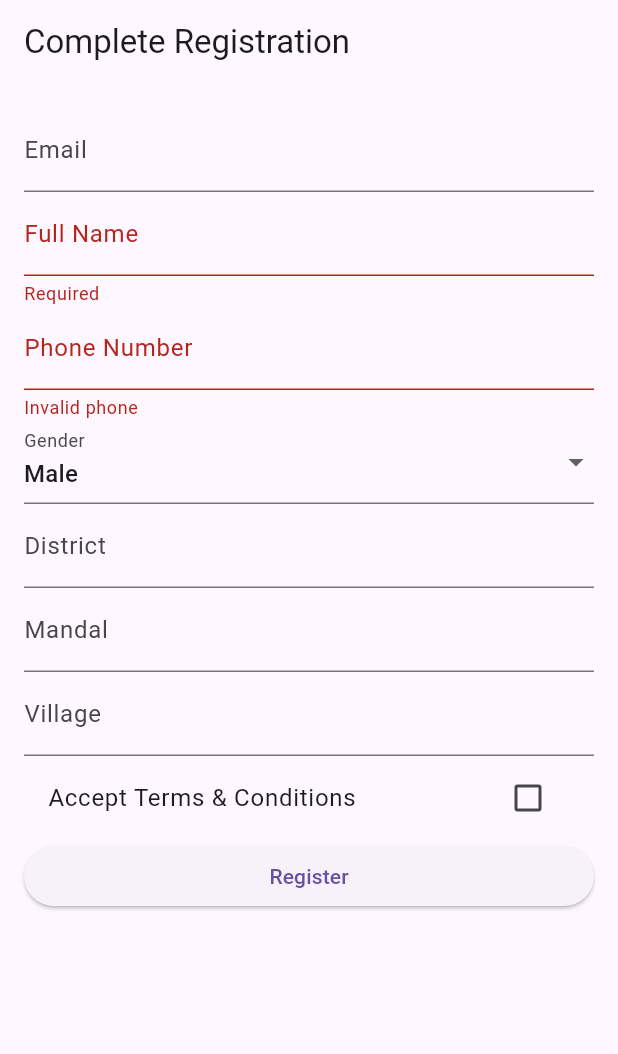
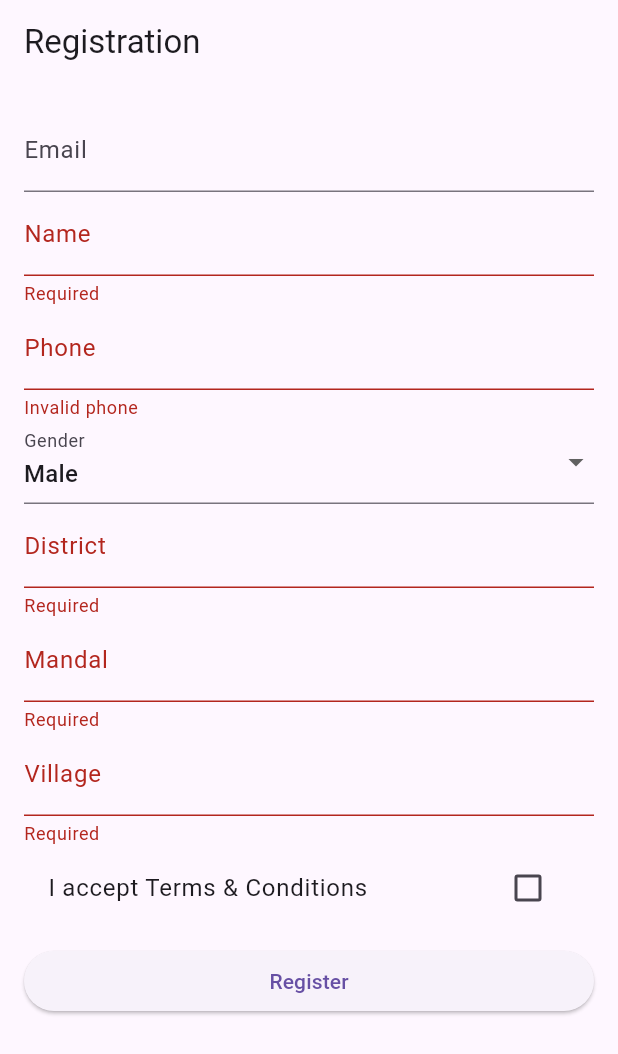
Before and after one commit to Arunkumar45678/ase-flutter-clean, a Flutter app: the RegistrationScreen screen opened directly with empty values, after a tap on "Register", on a phone screen of 412 x 824 dp. Shown: the top 1054 px of the screen. Run offline on Flutter 3.47's test engine with Material 3 defaults, Android fonts, the light colour scheme and no system bars; our stand-ins replace firebase_auth, firebase_core; accounts and stored records are empty.

```diff
--- a/ase_flutter_clean/lib/screens/registration_screen.dart
+++ b/ase_flutter_clean/lib/screens/registration_screen.dart
@@ -1,10 +1,10 @@
 import 'package:flutter/material.dart';
+import '../models/user_model.dart';
 import '../services/api_service.dart';
-import '../models/user_model.dart';
+import 'home_screen.dart';
 
 class RegistrationScreen extends StatefulWidget {
-  final String email; // from Firebase login
-
+  final String email;
   const RegistrationScreen({super.key, required this.email});
 
   @override
@@ -14,48 +14,72 @@ class RegistrationScreen extends StatefulWidget {
 class _RegistrationScreenState extends State<RegistrationScreen> {
   final _formKey = GlobalKey<FormState>();
 
-  final nameCtrl = TextEditingController();
-  final phoneCtrl = TextEditingController();
-
+  String name = "";
+  String phone = "";
   String gender = "Male";
   String district = "";
   String mandal = "";
   String village = "";
+  bool agreed = false;
+  bool loading = false;
 
-  bool accepted = false;
-  bool loading = false;
+  Future<void> submit() async {
+    if (!_formKey.currentState!.validate() || !agreed) return;
+
+    setState(() => loading = true);
+
+    UserModel user = UserModel(
+      email: widget.email,
+      name: name,
+      phone: phone,
+      gender: gender,
+      district: district,
+      mandal: mandal,
+      village: village,
+    );
+
+    bool success = await ApiService.registerUser(user);
+
+    setState(() => loading = false);
+
+    if (success && context.mounted) {
+      Navigator.pushReplacement(
+        context,
+        MaterialPageRoute(builder: (_) => HomeScreen(name: name)),
+      );
+    } else {
+      ScaffoldMessenger.of(context).showSnackBar(
+        const SnackBar(content: Text("Registration failed")),
+      );
+    }
+  }
 
   @override
   Widget build(BuildContext context) {
     return Scaffold(
-      appBar: AppBar(title: const Text("Complete Registration")),
+      appBar: AppBar(title: const Text("Registration")),
       body: Padding(
         padding: const EdgeInsets.all(16),
         child: Form(
           key: _formKey,
           child: ListView(
             children: [
-
-              // EMAIL (READ ONLY)
               TextFormField(
                 initialValue: widget.email,
                 readOnly: true,
                 decoration: const InputDecoration(labelText: "Email"),
               ),
-
               TextFormField(
-                controller: nameCtrl,
-                decoration: const InputDecoration(labelText: "Full Name"),
+                decoration: const InputDecoration(labelText: "Name"),
+                onChanged: (v) => name = v,
                 validator: (v) => v!.isEmpty ? "Required" : null,
               ),
-
               TextFormField(
-                controller: phoneCtrl,
+                decoration: const InputDecoration(labelText: "Phone"),
                 keyboardType: TextInputType.phone,
-                decoration: const InputDecoration(labelText: "Phone Number"),
+                onChanged: (v) => phone = v,
                 validator: (v) => v!.length < 10 ? "Invalid phone" : null,
               ),
-
               DropdownButtonFormField(
                 value: gender,
                 items: const [
@@ -65,26 +89,27 @@ class _RegistrationScreenState extends State<RegistrationScreen> {
                 onChanged: (v) => gender = v!,
                 decoration: const InputDecoration(labelText: "Gender"),
               ),
-
               TextFormField(
                 decoration: const InputDecoration(labelText: "District"),
                 onChanged: (v) => district = v,
+                validator: (v) => v!.isEmpty ? "Required" : null,
               ),
               TextFormField(
                 decoration: const InputDecoration(labelText: "Mandal"),
                 onChanged: (v) => mandal = v,
+                validator: (v) => v!.isEmpty ? "Required" : null,
               ),
               TextFormField(
                 decoration: const InputDecoration(labelText: "Village"),
                 onChanged: (v) => village = v,
+                validator: (v) => v!.isEmpty ? "Required" : null,
               ),
-
               CheckboxListTile(
-                value: accepted,
-                onChanged: (v) => setState(() => accepted = v!),
-                title: const Text("Accept Terms & Conditions"),
+                value: agreed,
+                onChanged: (v) => setState(() => agreed = v!),
+                title: const Text("I accept Terms & Conditions"),
               ),
-
+              const SizedBox(height: 10),
               ElevatedButton(
                 onPressed: loading ? null : submit,
                 child: loading
@@ -97,32 +122,4 @@ class _RegistrationScreenState extends State<RegistrationScreen> {
       ),
     );
   }
-
-  void submit() async {
-    if (!_formKey.currentState!.validate() || !accepted) return;
-
-    setState(() => loading = true);
-
-    final user = UserModel(
-      email: widget.email,
-      name: nameCtrl.text,
-      phone: phoneCtrl.text,
-      gender: gender,
-      district: district,
-      mandal: mandal,
-      village: village,
-    );
-
-    final success = await ApiService.registerUser(user);
-
-    setState(() => loading = false);
-
-    if (success) {
-      ScaffoldMessenger.of(context)
-          .showSnackBar(const SnackBar(content: Text("Registered Successfully")));
-    } else {
-      ScaffoldMessenger.of(context)
-          .showSnackBar(const SnackBar(content: Text("Registration Failed")));
-    }
-  }
 }
```
Also changed, not shown: ase_flutter_clean/lib/models/user_model.dart (+7 -30 lines), ase_flutter_clean/lib/screens/home_screen.dart (added, +19 -0 lines), ase_flutter_clean/lib/services/api_service.dart (+4 -59 lines).
